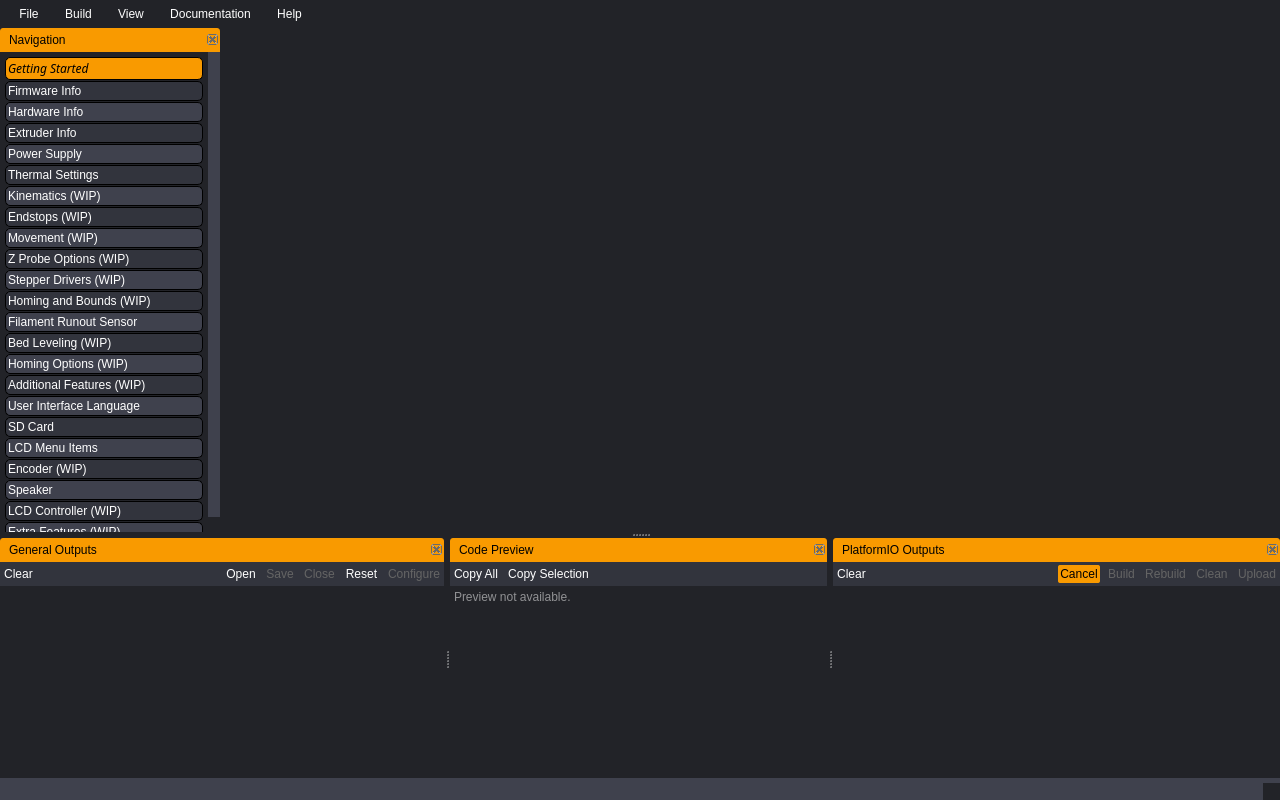
Before: the Qt Designer form gui/MainWindow.ui in SimonBuxx/iloop-marlin-configurator, drawn with Qt 5.
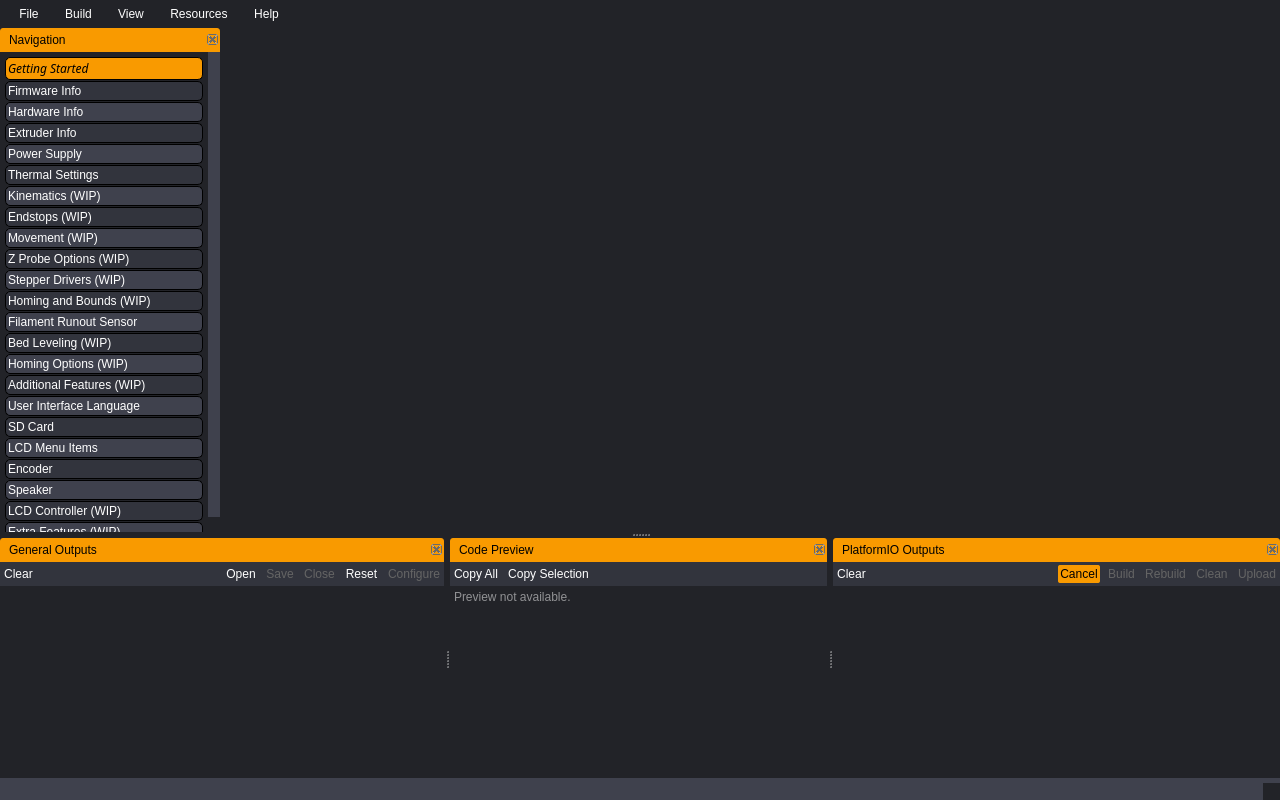
After: the same form once the commit is applied. The open tabs and pages were chosen to show the change. Icons and pictures are not drawn. Custom widgets are drawn as their Qt base class.

Commit message: Implementation for encoder page

Diff of the .ui file:
```diff
--- a/gui/MainWindow.ui
+++ b/gui/MainWindow.ui
@@ -1985,7 +1985,7 @@
    </widget>
    <widget class="QMenu" name="menuDocumentation">
     <property name="title">
-     <string>Documentation</string>
+     <string>Resources</string>
     </property>
     <addaction name="uActionOpenMarlinHomepage"/>
     <addaction name="separator"/>
@@ -2132,7 +2132,7 @@
         <property name="geometry">
          <rect>
           <x>0</x>
-          <y>-150</y>
+          <y>0</y>
           <width>208</width>
           <height>631</height>
          </rect>
@@ -2664,7 +2664,7 @@
 }</string>
            </property>
            <property name="text">
-            <string>Encoder (WIP)</string>
+            <string>Encoder</string>
            </property>
            <property name="icon">
             <iconset resource="../resources/resources.qrc">
```
Left out of the diff: 18 changed lines with no effect on the pictures. The commit also changes 11 other files.
